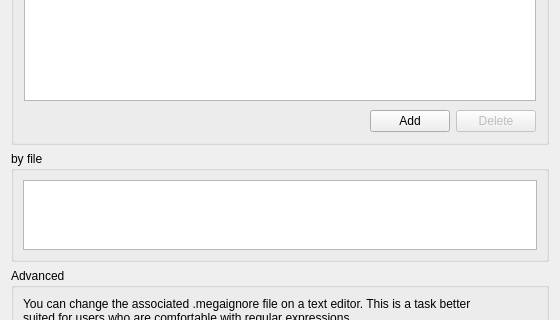
meganz/MEGAsync, file src/MEGASync/syncs/gui/Twoways/win/IgnoresEditingDialog.ui: the form before one commit; both pictures show x 0 to 560 and y 297 to 617 of the 560 by 701 pixel window.
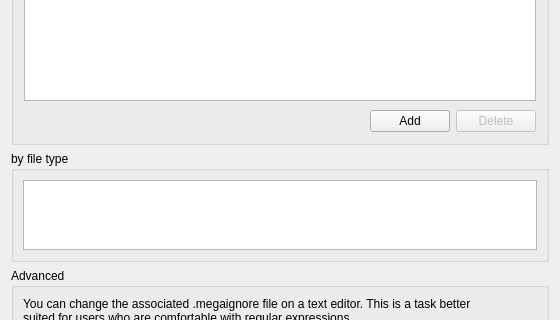
The form after the commit.

Commit message: Minor change in category name for megaignore dialog

```diff
--- a/src/MEGASync/syncs/gui/Twoways/win/IgnoresEditingDialog.ui
+++ b/src/MEGASync/syncs/gui/Twoways/win/IgnoresEditingDialog.ui
@@ -291,7 +291,7 @@
    <item>
     <widget class="QGroupBox" name="gExcludeByType">
      <property name="title">
-      <string>by file</string>
+      <string>by file type</string>
      </property>
      <layout class="QVBoxLayout" name="verticalLayout_2">
       <item>
```
The commit also changes 1 other file.
